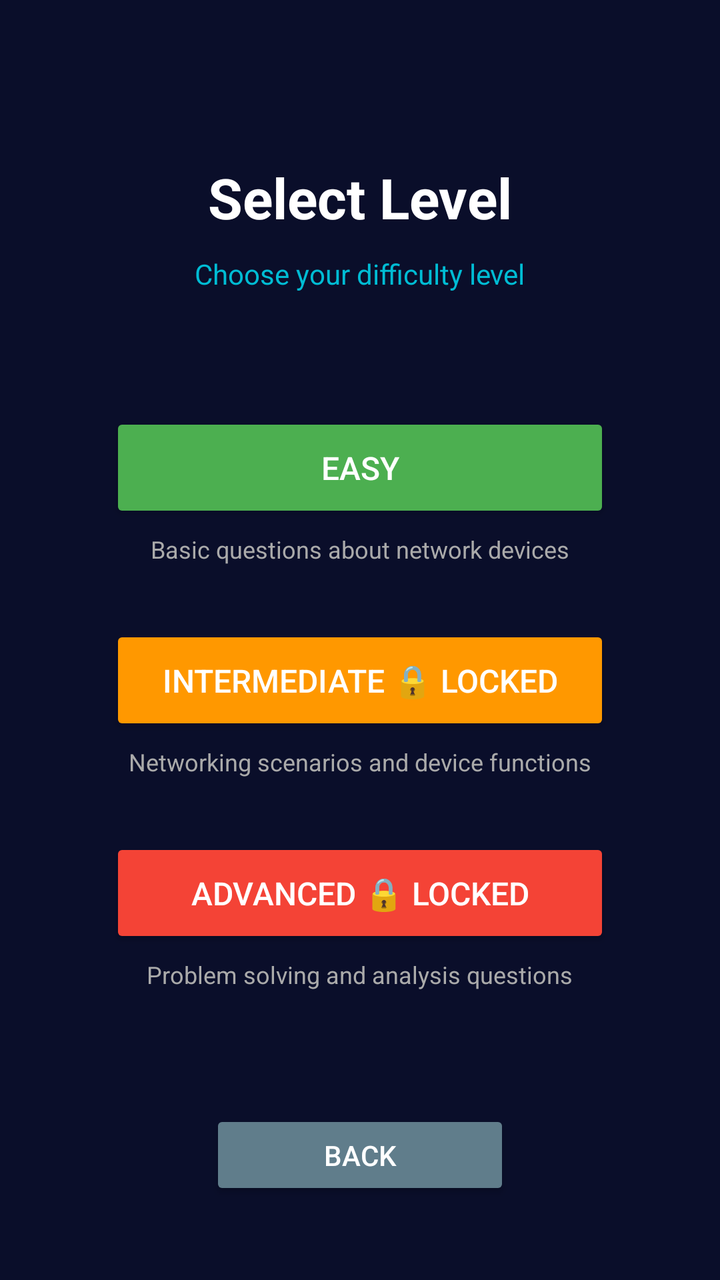
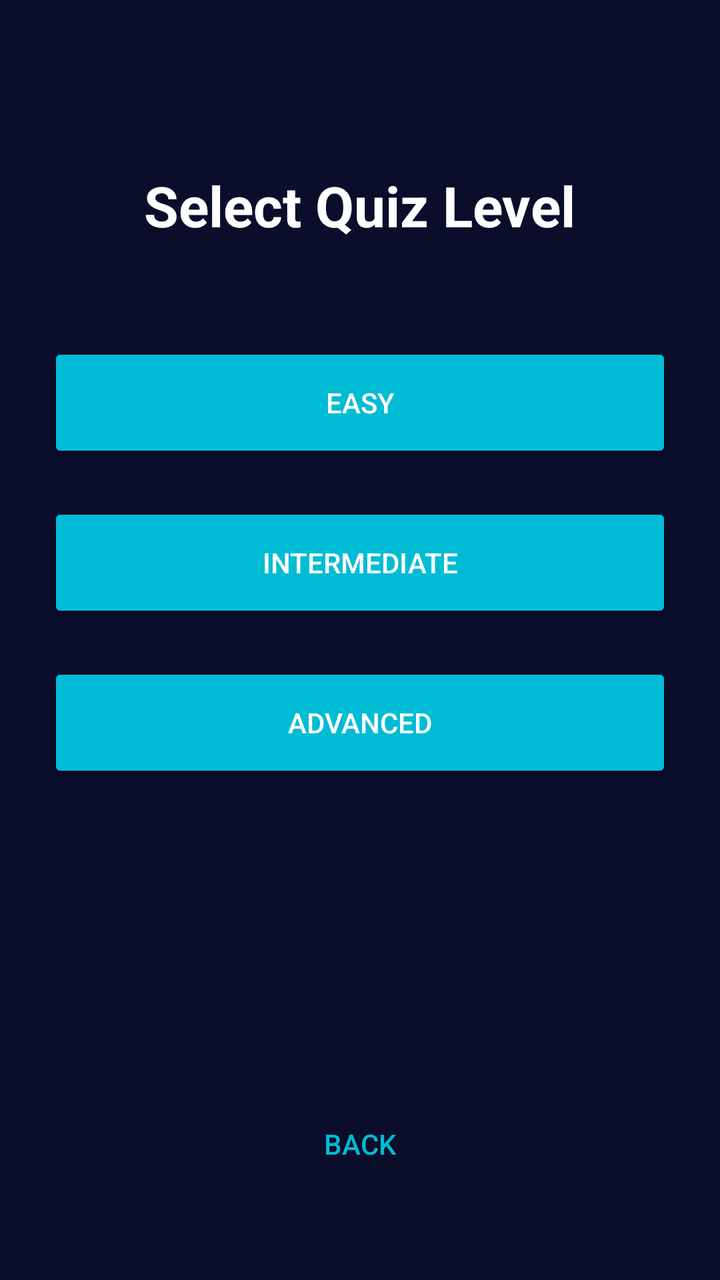

The first picture is an Android layout as it rendered before a commit; the second is the same layout after the commit. The layout source and the unified diff follow.
<!-- AndroidManifest.xml: application theme Theme.ComputerNetworkDeviceARApp -->
<!-- res/layout/activity_quiz_level.xml -->
<?xml version="1.0" encoding="utf-8"?>
<RelativeLayout xmlns:android="http://schemas.android.com/apk/res/android"
    android:layout_width="match_parent"
    android:layout_height="match_parent"
    android:background="#0A0E2A">

    
    <TextView
        android:id="@+id/tvLevelTitle"
        android:layout_width="wrap_content"
        android:layout_height="wrap_content"
        android:text="Select Level"
        android:textColor="#FFFFFF"
        android:textSize="28sp"
        android:textStyle="bold"
        android:layout_centerHorizontal="true"
        android:layout_marginTop="80dp"/>

    
    <TextView
        android:id="@+id/tvLevelSubtitle"
        android:layout_width="wrap_content"
        android:layout_height="wrap_content"
        android:text="Choose your difficulty level"
        android:textColor="#00BCD4"
        android:textSize="14sp"
        android:layout_centerHorizontal="true"
        android:layout_below="@id/tvLevelTitle"
        android:layout_marginTop="10dp"/>

    
    <Button
        android:id="@+id/btnEasy"
        android:layout_width="250dp"
        android:layout_height="55dp"
        android:text="Easy"
        android:textColor="#FFFFFF"
        android:textSize="16sp"
        android:backgroundTint="#4CAF50"
        android:layout_centerHorizontal="true"
        android:layout_below="@id/tvLevelSubtitle"
        android:layout_marginTop="60dp"/>

    
    <TextView
        android:id="@+id/tvEasyDesc"
        android:layout_width="wrap_content"
        android:layout_height="wrap_content"
        android:text="Basic questions about network devices"
        android:textColor="#AAAAAA"
        android:textSize="12sp"
        android:layout_centerHorizontal="true"
        android:layout_below="@id/btnEasy"
        android:layout_marginTop="5dp"/>

    
    <Button
        android:id="@+id/btnIntermediate"
        android:layout_width="250dp"
        android:layout_height="55dp"
        android:text="Intermediate 🔒 Locked"
        android:textColor="#FFFFFF"
        android:textSize="16sp"
        android:backgroundTint="#FF9800"
        android:layout_centerHorizontal="true"
        android:layout_below="@id/tvEasyDesc"
        android:layout_marginTop="30dp"/>

    
    <TextView
        android:id="@+id/tvIntermediateDesc"
        android:layout_width="wrap_content"
        android:layout_height="wrap_content"
        android:text="Networking scenarios and device functions"
        android:textColor="#AAAAAA"
        android:textSize="12sp"
        android:layout_centerHorizontal="true"
        android:layout_below="@id/btnIntermediate"
        android:layout_marginTop="5dp"/>

    
    <Button
        android:id="@+id/btnAdvanced"
        android:layout_width="250dp"
        android:layout_height="55dp"
        android:text="Advanced 🔒 Locked"
        android:textColor="#FFFFFF"
        android:textSize="16sp"
        android:backgroundTint="#F44336"
        android:layout_centerHorizontal="true"
        android:layout_below="@id/tvIntermediateDesc"
        android:layout_marginTop="30dp"/>

    
    <TextView
        android:id="@+id/tvAdvancedDesc"
        android:layout_width="wrap_content"
        android:layout_height="wrap_content"
        android:text="Problem solving and analysis questions"
        android:textColor="#AAAAAA"
        android:textSize="12sp"
        android:layout_centerHorizontal="true"
        android:layout_below="@id/btnAdvanced"
        android:layout_marginTop="5dp"/>

    
    <Button
        android:id="@+id/btnBack"
        android:layout_width="150dp"
        android:layout_height="45dp"
        android:text="Back"
        android:textColor="#FFFFFF"
        android:backgroundTint="#607D8B"
        android:layout_centerHorizontal="true"
        android:layout_alignParentBottom="true"
        android:layout_marginBottom="40dp"/>

</RelativeLayout>
<!-- resources referenced by this layout -->
<resources>
  <style name="Theme.ComputerNetworkDeviceARApp" parent="Base.Theme.ComputerNetworkDeviceARApp" />
  <style name="Base.Theme.ComputerNetworkDeviceARApp" parent="Theme.Material3.DayNight.NoActionBar">
          
          
      </style>
</resources>

<!-- the commit's change to res/layout/activity_quiz_level.xml (unified diff, before → after) -->
@@ -2,117 +2,59 @@
 <RelativeLayout xmlns:android="http://schemas.android.com/apk/res/android"
     android:layout_width="match_parent"
     android:layout_height="match_parent"
-    android:background="#0A0E2A">
+    android:background="#0A0E2A"
+    android:padding="24dp">
 
-    
     <TextView
-        android:id="@+id/tvLevelTitle"
+        android:id="@+id/tvQuizTitle"
         android:layout_width="wrap_content"
         android:layout_height="wrap_content"
-        android:text="Select Level"
+        android:text="Select Quiz Level"
         android:textColor="#FFFFFF"
         android:textSize="28sp"
         android:textStyle="bold"
         android:layout_centerHorizontal="true"
-        android:layout_marginTop="80dp"/>
+        android:layout_marginTop="60dp"/>
 
-    
-    <TextView
-        android:id="@+id/tvLevelSubtitle"
+    <Button
+        android:id="@+id/btnEasy"
+        android:layout_width="match_parent"
+        android:layout_height="60dp"
+        android:text="Easy"
+        android:textColor="#FFFFFF"
+        android:backgroundTint="#00BCD4"
+        android:layout_below="@id/tvQuizTitle"
+        android:layout_marginTop="50dp"/>
+
+    <Button
+        android:id="@+id/btnIntermediate"
+        android:layout_width="match_parent"
+        android:layout_height="60dp"
+        android:text="Intermediate"
+        android:textColor="#FFFFFF"
+        android:backgroundTint="#00BCD4"
+        android:layout_below="@id/btnEasy"
+        android:layout_marginTop="20dp"/>
+
+    <Button
+        android:id="@+id/btnAdvanced"
+        android:layout_width="match_parent"
+        android:layout_height="60dp"
+        android:text="Advanced"
+        android:textColor="#FFFFFF"
+        android:backgroundTint="#00BCD4"
+        android:layout_below="@id/btnIntermediate"
+        android:layout_marginTop="20dp"/>
+
+    <Button
+        android:id="@+id/btnBack"
         android:layout_width="wrap_content"
         android:layout_height="wrap_content"
-        android:text="Choose your difficulty level"
+        android:text="Back"
         android:textColor="#00BCD4"
-        android:textSize="14sp"
+        style="?android:attr/borderlessButtonStyle"
+        android:layout_alignParentBottom="true"
         android:layout_centerHorizontal="true"
-        android:layout_below="@id/tvLevelTitle"
-        android:layout_marginTop="10dp"/>
-
-    
-    <Button
-        android:id="@+id/btnEasy"
-        android:layout_width="250dp"
-        android:layout_height="55dp"
-        android:text="Easy"
-        android:textColor="#FFFFFF"
-        android:textSize="16sp"
-        android:backgroundTint="#4CAF50"
-        android:layout_centerHorizontal="true"
-        android:layout_below="@id/tvLevelSubtitle"
-        android:layout_marginTop="60dp"/>
-
-    
-    <TextView
-        android:id="@+id/tvEasyDesc"
-        android:layout_width="wrap_content"
-        android:layout_height="wrap_content"
-        android:text="Basic questions about network devices"
-        android:textColor="#AAAAAA"
-        android:textSize="12sp"
-        android:layout_centerHorizontal="true"
-        android:layout_below="@id/btnEasy"
-        android:layout_marginTop="5dp"/>
-
-    
-    <Button
-        android:id="@+id/btnIntermediate"
-        android:layout_width="250dp"
-        android:layout_height="55dp"
-        android:text="Intermediate 🔒 Locked"
-        android:textColor="#FFFFFF"
-        android:textSize="16sp"
-        android:backgroundTint="#FF9800"
-        android:layout_centerHorizontal="true"
-        android:layout_below="@id/tvEasyDesc"
-        android:layout_marginTop="30dp"/>
-
-    
-    <TextView
-        android:id="@+id/tvIntermediateDesc"
-        android:layout_width="wrap_content"
-        android:layout_height="wrap_content"
-        android:text="Networking scenarios and device functions"
-        android:textColor="#AAAAAA"
-        android:textSize="12sp"
-        android:layout_centerHorizontal="true"
-        android:layout_below="@id/btnIntermediate"
-        android:layout_marginTop="5dp"/>
-
-    
-    <Button
-        android:id="@+id/btnAdvanced"
-        android:layout_width="250dp"
-        android:layout_height="55dp"
-        android:text="Advanced 🔒 Locked"
-        android:textColor="#FFFFFF"
-        android:textSize="16sp"
-        android:backgroundTint="#F44336"
-        android:layout_centerHorizontal="true"
-        android:layout_below="@id/tvIntermediateDesc"
-        android:layout_marginTop="30dp"/>
-
-    
-    <TextView
-        android:id="@+id/tvAdvancedDesc"
-        android:layout_width="wrap_content"
-        android:layout_height="wrap_content"
-        android:text="Problem solving and analysis questions"
-        android:textColor="#AAAAAA"
-        android:textSize="12sp"
-        android:layout_centerHorizontal="true"
-        android:layout_below="@id/btnAdvanced"
-        android:layout_marginTop="5dp"/>
-
-    
-    <Button
-        android:id="@+id/btnBack"
-        android:layout_width="150dp"
-        android:layout_height="45dp"
-        android:text="Back"
-        android:textColor="#FFFFFF"
-        android:backgroundTint="#607D8B"
-        android:layout_centerHorizontal="true"
-        android:layout_alignParentBottom="true"
-        android:layout_marginBottom="40dp"/>
+        android:layout_marginBottom="20dp"/>
 
 </RelativeLayout>
